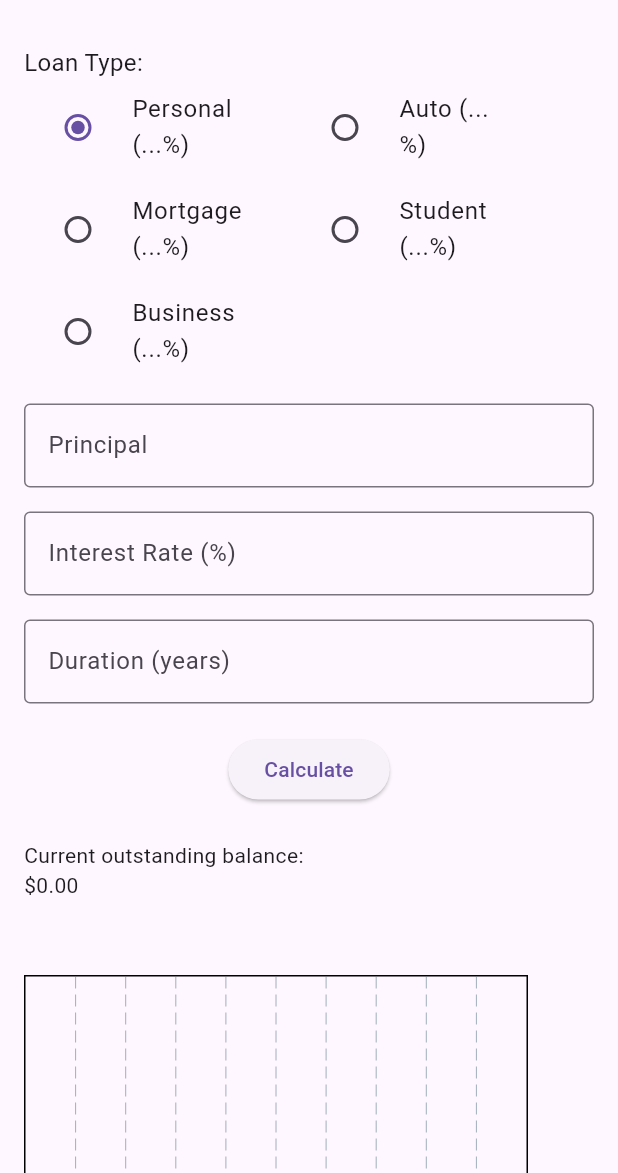
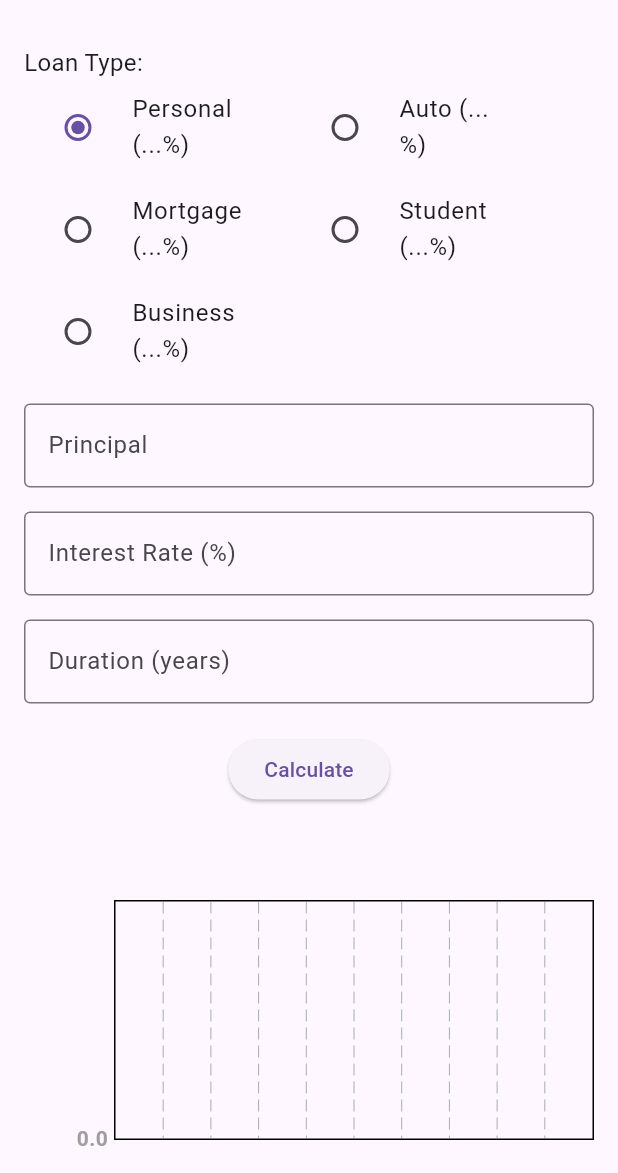
Before and after one commit to Muditha-Kumara/Spiral_Model, a Flutter app: the screen it shows after launch, on a phone screen of 412 x 824 dp, the part 63-1236 px from its top. Run offline on Flutter 3.47's test engine with Material 3 defaults, Android fonts, the phone set to English and light mode, and no system bars; drawn by our look-alikes of fl_chart; missing offline and left inert: window_manager; network calls fail.

Commit message:
decarate the graph

```diff
--- a/frontend_flutter/lib/screens/home_screen.dart
+++ b/frontend_flutter/lib/screens/home_screen.dart
@@ -3,6 +3,7 @@ import 'package:fl_chart/fl_chart.dart';
 import 'package:provider/provider.dart';
 import 'package:http/http.dart' as http;
 import 'dart:convert';
+import 'dart:math';
 import '../services/interest_calculator.dart';
 
 class HomeScreen extends StatelessWidget {
@@ -34,7 +35,8 @@ class _LoanFormState extends State<LoanForm> {
   String _loanType = 'Personal';
   String _result = '';
   double _currentOutstandingBalance = 0.0;
-  List<double> _balanceByMonth = [];
+  List<double> _simpleInterestByMonth = [];
+  List<double> _compoundInterestByMonth = [];
   Map<String, double> _interestRates = {};
 
   // Define a variable for the width of the radio buttons
@@ -93,8 +95,11 @@ class _LoanFormState extends State<LoanForm> {
             'Compound Interest: \$${compoundInterest.toStringAsFixed(2)}';
         _currentOutstandingBalance =
             principal + compoundInterest; // Example calculation
-        _balanceByMonth = calculator.calculateBalanceByMonth(
-            principal, rate, duration, 1); // Calculate balance by month
+        _simpleInterestByMonth = calculator.calculateBalanceByMonth(principal,
+            rate, duration, 1); // Calculate simple interest balance by month
+        _compoundInterestByMonth = calculator.calculateBalanceByMonth(
+            principal, rate, duration, 1,
+            compound: true); // Calculate compound interest balance by month
       });
     }
   }
@@ -110,137 +115,17 @@ class _LoanFormState extends State<LoanForm> {
             crossAxisAlignment: CrossAxisAlignment.start,
             children: [
               const Text('Loan Type:', style: TextStyle(fontSize: 16)),
-              Wrap(
-                spacing: 8.0, // Space between items
-                runSpacing: 4.0, // Space between lines
-                children: [
-                  SizedBox(
-                    width: radioButtonWidth,
-                    child: RadioListTile<String>(
-                      title: Text(
-                          'Personal (${_interestRates['Personal']?.toStringAsFixed(1) ?? '...'}%)'),
-                      value: 'Personal',
-                      groupValue: _loanType,
-                      onChanged: (String? value) {
-                        setState(() {
-                          _loanType = value!;
-                          _rateController.text =
-                              _interestRates[_loanType]?.toStringAsFixed(1) ??
-                                  '';
-                        });
-                      },
-                    ),
-                  ),
-                  SizedBox(
-                    width: radioButtonWidth,
-                    child: RadioListTile<String>(
-                      title: Text(
-                          'Auto (${_interestRates['Auto']?.toStringAsFixed(1) ?? '...'}%)'),
-                      value: 'Auto',
-                      groupValue: _loanType,
-                      onChanged: (String? value) {
-                        setState(() {
-                          _loanType = value!;
-                          _rateController.text =
-                              _interestRates[_loanType]?.toStringAsFixed(1) ??
-                                  '';
-                        });
-                      },
-                    ),
-                  ),
-                  SizedBox(
-                    width: radioButtonWidth,
-                    child: RadioListTile<String>(
-                      title: Text(
-                          'Mortgage (${_interestRates['Mortgage']?.toStringAsFixed(1) ?? '...'}%)'),
-                      value: 'Mortgage',
-                      groupValue: _loanType,
-                      onChanged: (String? value) {
-                        setState(() {
-                          _loanType = value!;
-                          _rateController.text =
-                              _interestRates[_loanType]?.toStringAsFixed(1) ??
-                                  '';
-                        });
-                      },
-                    ),
-                  ),
-                  SizedBox(
-                    width: radioButtonWidth,
-                    child: RadioListTile<String>(
-                      title: Text(
-                          'Student (${_interestRates['Student']?.toStringAsFixed(1) ?? '...'}%)'),
-                      value: 'Student',
-                      groupValue: _loanType,
-                      onChanged: (String? value) {
-                        setState(() {
-                          _loanType = value!;
-                          _rateController.text =
-                              _interestRates[_loanType]?.toStringAsFixed(1) ??
-                                  '';
-                        });
-                      },
-                    ),
-                  ),
-                  SizedBox(
-                    width: radioButtonWidth,
-                    child: RadioListTile<String>(
-                      title: Text(
-                          'Business (${_interestRates['Business']?.toStringAsFixed(1) ?? '...'}%)'),
-                      value: 'Business',
-                      groupValue: _loanType,
-                      onChanged: (String? value) {
-                        setState(() {
-                          _loanType = value!;
-                          _rateController.text =
-                              _interestRates[_loanType]?.toStringAsFixed(1) ??
-                                  '';
-                        });
-                      },
-                    ),
-                  ),
-                ],
-              ),
+              _buildLoanTypeRadioButtons(),
               const SizedBox(height: 16),
-              TextFormField(
-                controller: _principalController,
-                decoration: const InputDecoration(
-                  labelText: 'Principal',
-                  border: OutlineInputBorder(),
-                ),
-                keyboardType: TextInputType.number,
-                validator: (value) {
-                  if (value == null || value.isEmpty) {
-                    return 'Please enter the principal amount';
-                  }
-                  return null;
-                },
-              ),
+              _buildTextField(_principalController, 'Principal',
+                  'Please enter the principal amount'),
               const SizedBox(height: 16),
-              TextFormField(
-                controller: _rateController,
-                decoration: const InputDecoration(
-                  labelText: 'Interest Rate (%)',
-                  border: OutlineInputBorder(),
-                ),
-                keyboardType: TextInputType.number,
-                readOnly: true, // Disable direct input
-              ),
+              _buildTextField(_rateController, 'Interest Rate (%)',
+                  'Please enter the interest rate',
+                  readOnly: true),
               const SizedBox(height: 16),
-              TextFormField(
-                controller: _durationController,
-                decoration: const InputDecoration(
-                  labelText: 'Duration (years)',
-                  border: OutlineInputBorder(),
-                ),
-                keyboardType: TextInputType.number,
-                validator: (value) {
-                  if (value == null || value.isEmpty) {
-                    return 'Please enter the duration';
-                  }
-                  return null;
-                },
-              ),
+              _buildTextField(_durationController, 'Duration (years)',
+                  'Please enter the duration'),
               const SizedBox(height: 20),
               Center(
                 child: ElevatedButton(
@@ -248,35 +133,114 @@ class _LoanFormState extends State<LoanForm> {
                   child: const Text('Calculate'),
                 ),
               ),
-              //const SizedBox(height: 20),
+              const SizedBox(height: 20),
               Text(
                 _result,
                 style: const TextStyle(fontSize: 16),
               ),
-              const Text('Current outstanding balance:'),
-              Text('\$${_currentOutstandingBalance.toStringAsFixed(2)}'),
+              //const Text('Current outstanding balance:'),
+              //Text('\$${_currentOutstandingBalance.toStringAsFixed(2)}'),
               const SizedBox(height: 20),
               Container(
                 height: 200,
-                child: BarChart(
+                child: _buildBarChart(),
+              ),
+              const SizedBox(height: 16),
+              const Center(
+                child: Text(
+                  'Month',
+                  style: TextStyle(
+                    color: Colors.grey,
+                    fontWeight: FontWeight.bold,
+                    fontSize: 16,
+                  ),
+                ),
+              ),
+            ],
+          ),
+        ),
+      ),
+    );
+  }
+
+  Widget _buildLoanTypeRadioButtons() {
+    return Wrap(
+      spacing: 8.0, // Space between items
+      runSpacing: 4.0, // Space between lines
+      children: [
+        _buildRadioButton('Personal'),
+        _buildRadioButton('Auto'),
+        _buildRadioButton('Mortgage'),
+        _buildRadioButton('Student'),
+        _buildRadioButton('Business'),
+      ],
+    );
+  }
+
+  Widget _buildRadioButton(String loanType) {
+    return SizedBox(
+      width: radioButtonWidth,
+      child: RadioListTile<String>(
+        title: Text(
+            '$loanType (${_interestRates[loanType]?.toStringAsFixed(1) ?? '...'}%)'),
+        value: loanType,
+        groupValue: _loanType,
+        onChanged: (String? value) {
+          setState(() {
+            _loanType = value!;
+            _rateController.text =
+                _interestRates[_loanType]?.toStringAsFixed(1) ?? '';
+          });
+        },
+      ),
+    );
+  }
+
+  Widget _buildTextField(
+      TextEditingController controller, String label, String validationMessage,
+      {bool readOnly = false}) {
+    return TextFormField(
+      controller: controller,
+      decoration: InputDecoration(
+        labelText: label,
+        border: OutlineInputBorder(),
+      ),
+      keyboardType: TextInputType.number,
+      readOnly: readOnly,
+      validator: (value) {
+        if (value == null || value.isEmpty) {
+          return validationMessage;
+        }
+        return null;
+      },
+    );
+  }
+
+  Widget _buildBarChart() {
+    return BarChart(
       BarChartData(
-                    barGroups: _balanceByMonth
-                        .asMap()
-                        .entries
-                        .map((entry) => BarChartGroupData(
-                              x: entry.key,
+        barGroups: List.generate(_simpleInterestByMonth.length, (index) {
+          return BarChartGroupData(
+            x: index,
             barRods: [
               BarChartRodData(
-                                  toY: entry.value,
+                toY: _simpleInterestByMonth[index],
                 color: Colors.blue,
+                width: 8,
+              ),
+              BarChartRodData(
+                toY: _compoundInterestByMonth[index],
+                color: Colors.red,
+                width: 8,
               ),
             ],
-                            ))
-                        .toList(),
+            barsSpace: 4,
+          );
+        }),
         titlesData: FlTitlesData(
           leftTitles: AxisTitles(
             sideTitles: SideTitles(
-                          showTitles: false,
+              showTitles: true,
               getTitlesWidget: (value, meta) {
                 const style = TextStyle(
                   color: Colors.grey,
@@ -286,15 +250,25 @@ class _LoanFormState extends State<LoanForm> {
                 return SideTitleWidget(
                   axisSide: meta.axisSide,
                   space: 4,
-                              child: Text(value.toString(), style: style),
+                  child: Text(value.toStringAsFixed(1), style: style),
                 );
               },
-                          reservedSize: 40,
+              reservedSize: 60, // Increase reserved size to prevent wrapping
+            ),
+          ),
+          rightTitles: AxisTitles(
+            sideTitles: SideTitles(
+              showTitles: false,
+            ),
+          ),
+          topTitles: AxisTitles(
+            sideTitles: SideTitles(
+              showTitles: false,
             ),
           ),
           bottomTitles: AxisTitles(
             sideTitles: SideTitles(
-                          showTitles: false,
+              showTitles: true,
               getTitlesWidget: (value, meta) {
                 const style = TextStyle(
                   color: Colors.grey,
@@ -304,7 +278,8 @@ class _LoanFormState extends State<LoanForm> {
                 return SideTitleWidget(
                   axisSide: meta.axisSide,
                   space: 4,
-                              child: Text(value.toString(), style: style),
+                  child: Text(value.toInt().toString(),
+                      style: style), // Remove decimal values
                 );
               },
               reservedSize: 40,
@@ -312,12 +287,6 @@ class _LoanFormState extends State<LoanForm> {
           ),
         ),
       ),
-                ),
-              ),
-            ],
-          ),
-        ),
-      ),
     );
   }
 }
```
Also changed, not shown: frontend_flutter/lib/services/interest_calculator.dart (+24 -11 lines), 4 other files. Lines whose indentation alone changed are shown as unchanged.
